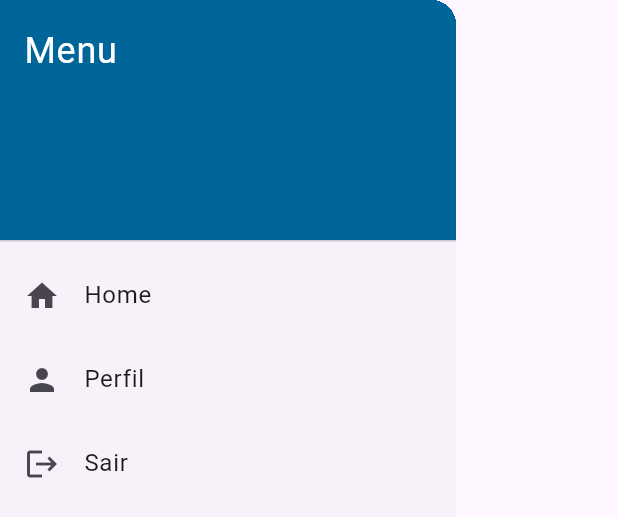
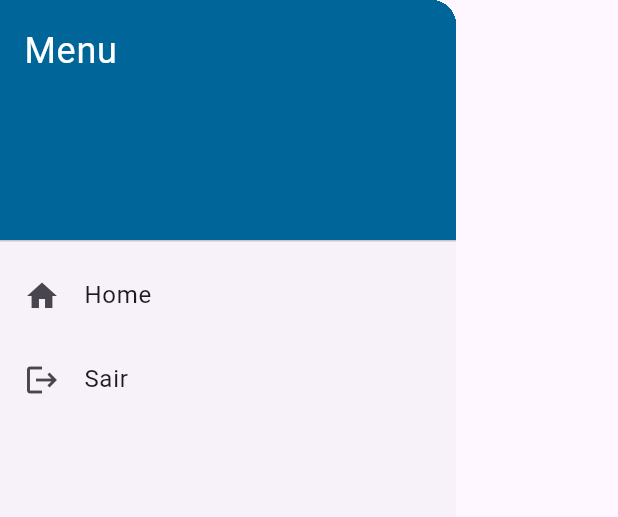
Before and after one commit to marcusvbe/TIMELY-FRONT, a Flutter app: the MeuDrawer widget shown alone on an empty page, opened directly, on a phone screen of 412 x 824 dp. Shown: the top 517 px of the screen. Run offline on Flutter 3.47's test engine with Material 3 defaults, Android fonts, the light colour scheme and no system bars; statements that could not run were skipped.

Commit message:
Ajustando estrutura,  página de meusApontamentos e Home

```diff
--- a/front/lib/components/drawer.dart
+++ b/front/lib/components/drawer.dart
@@ -21,17 +21,10 @@ class MeuDrawer extends StatelessWidget {
             },
           ),
           ListTile(
-            leading: Icon(Icons.person),
-            title: Text('Perfil'),
-            onTap: () {
-              Navigator.pushNamed(context, '/perfil');
-            },
-          ),
-          ListTile(
             leading: Icon(Icons.logout),
             title: Text('Sair'),
             onTap: () {
-              Navigator.pushNamed(context, '/login'); // ou redireciona para a tela de login
+              Navigator.pushNamed(context, '/login');
             },
           ),
         ],
--- a/front/lib/main.dart
+++ b/front/lib/main.dart
@@ -1,6 +1,7 @@
 import 'package:flutter/material.dart';
 import 'pages/login.dart';
 import 'pages/meusApontamentos.dart';
+import '';
 
 void main() {
   runApp(const MyApp());
@@ -17,6 +18,7 @@ class MyApp extends StatelessWidget {
       routes: {
         '/login': (context) => Login(),
         '/meusApontamentos': (context) => meusApontamentos(),
+        '/home': (context) => _HomeState(),
       },
     );
   }
--- a/front/lib/screens/home.dart
+++ b/front/lib/pages/home.dart
@@ -5,6 +5,7 @@ import '../config/app_config.dart';
 import '../modelos/cartao.dart';
 import '../services/data_service_interface.dart';
 import '../services/data_service_provider.dart';
+import '../components/drawer.dart';
 
 // Enum para os tipos de filtro de tempo
 enum FiltroTempo {
@@ -158,11 +159,10 @@ class _HomeState extends State<Home> {
   Widget build(BuildContext context) {
     return Scaffold(
       appBar: AppBar(
-        leading: Icon(Icons.menu),
         title: const Text('Apontamentos'),
         backgroundColor: _primaryBlue,
-        elevation: 0,
       ),
+      drawer: MeuDrawer(),
       body: Column(
         children: [
           Container(
--- a/front/lib/pages/login.dart
+++ b/front/lib/pages/login.dart
@@ -69,7 +69,7 @@ class Login extends StatelessWidget {
                       ),
                       onPressed: () {
                         Navigator.pushNamed(
-                          context, '/meusApontamentos'
+                          context, '/home'
                         );
                       },
                       child: const Text('Entrar'),
```
Also changed, not shown: front/lib/pages/meusApontamentos.dart (deleted, +0 -20 lines).
